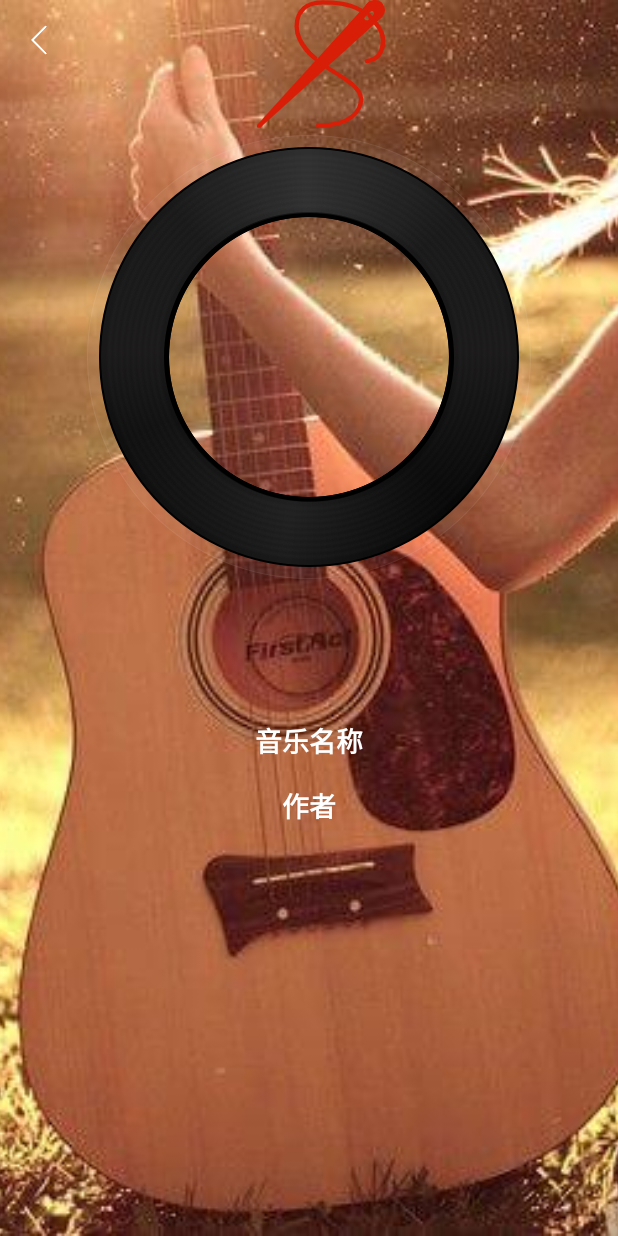
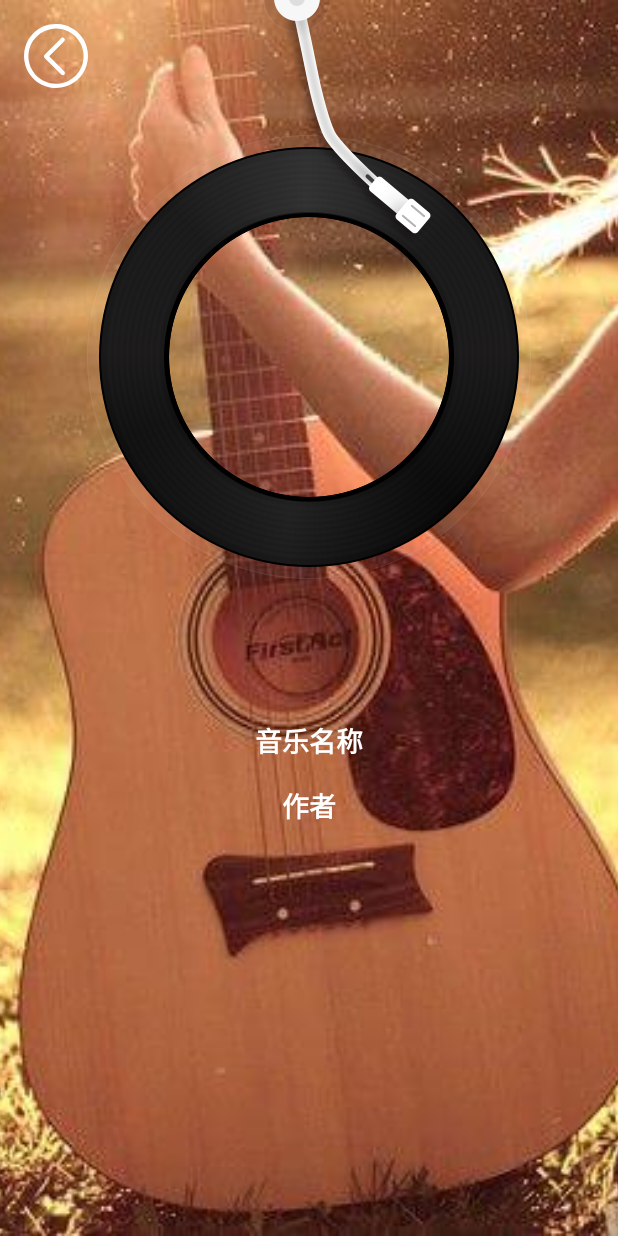
Before and after one commit to sxwn/MineMusic, an Android app: the PlayMusicActivity screen opened directly, with no data from a screen before it, on a phone screen of 412 x 824 dp. Run offline under Robolectric (Android 15) with nearby library versions, the phone set to English and light mode, and no system bars; our stand-ins replace CircleImageView; libraries missing offline, so code that uses them is left out: io.realm, jp.wasabeef.glide; pictures from the network do not load; 8 statements that could not run were skipped.

Commit message:
替换资源

```diff
--- a/app/src/main/res/layout/activity_play_music.xml
+++ b/app/src/main/res/layout/activity_play_music.xml
@@ -25,7 +25,7 @@
         android:layout_height="wrap_content"
         android:layout_margin="@dimen/marginSize"
         android:onClick="onBackClick"
-        android:src="@mipmap/back" />
+        android:src="@mipmap/no_bar_back" />
 
     <LinearLayout
         android:layout_width="match_parent"
--- a/app/src/main/res/layout/play_music.xml
+++ b/app/src/main/res/layout/play_music.xml
@@ -37,13 +37,13 @@
 
     </FrameLayout>
 
-    <!-- 指针,资源需替换 -->
+    <!-- 指针-->
     <ImageView
         android:id="@+id/iv_needle"
         android:layout_width="wrap_content"
         android:layout_height="wrap_content"
         android:layout_gravity="center_horizontal"
         android:src="@mipmap/needle"
-        android:layout_marginLeft="8dp"
+        android:layout_marginLeft="25dp"
         />
 </FrameLayout>
```
Also changed, not shown: app/src/main/res/mipmap-hdpi/back.png, app/src/main/res/mipmap-hdpi/logo.png, app/src/main/res/mipmap-hdpi/needle.png, app/src/main/res/mipmap-hdpi/no_bar_back.png (added), app/src/main/res/mipmap-hdpi/play_music.png, app/src/main/res/mipmap-hdpi/play_num.png.
